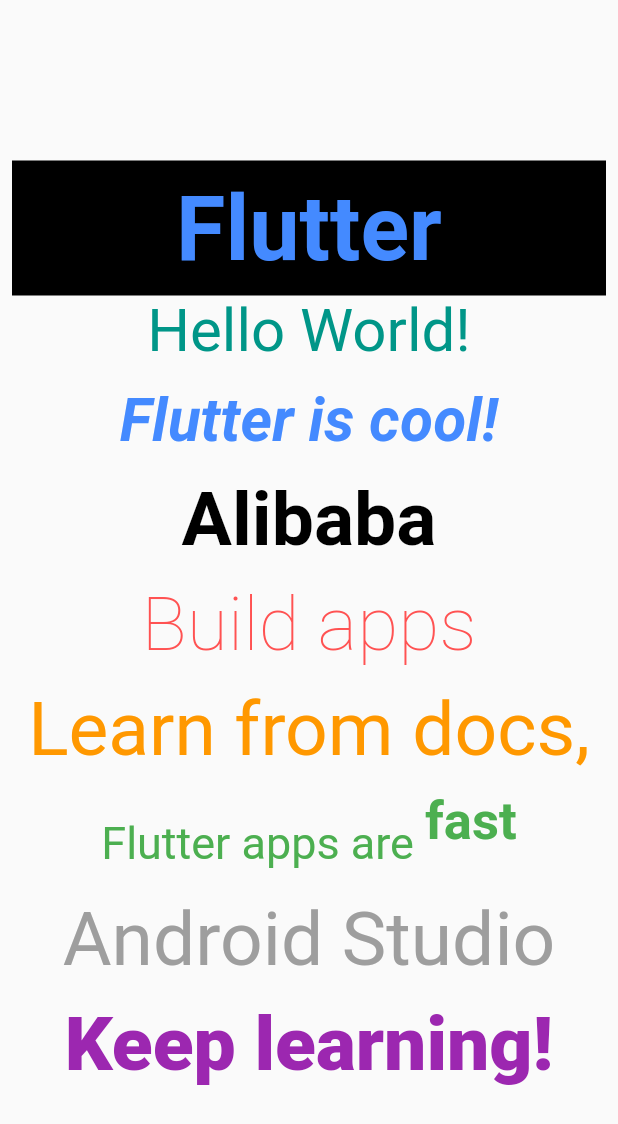
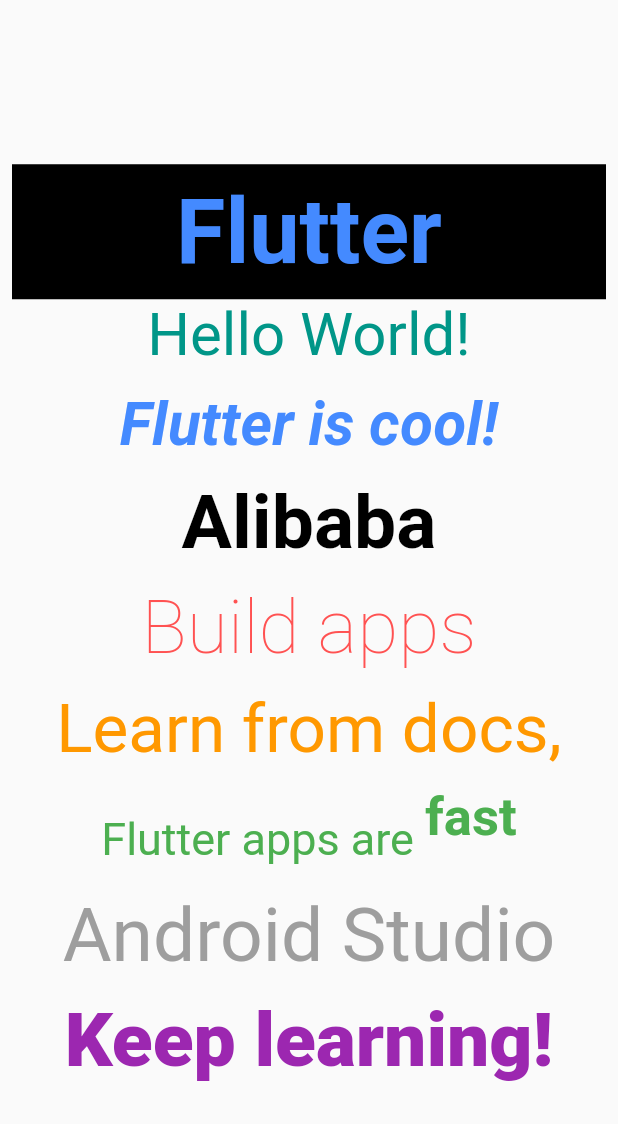
Before and after one commit to akshatAgain/animated_text_kit_flutter, a Flutter app: the screen it shows after launch, on a phone screen of 412 x 824 dp. Shown: the top 1124 px of the screen. Run offline on Flutter 3.47's test engine with Material 2 defaults, Android fonts, the phone set to English and light mode, and no system bars; drawn by our look-alikes of animated_text_kit.

Commit message:
Update main.dart

```diff
--- a/lib/main.dart
+++ b/lib/main.dart
@@ -150,11 +150,11 @@ class _AnimationExampleState extends State<AnimationExample> {
                   ),
                 ),
                 SizedBox(
-                  height: 70,
+                  height: 65,
                   child: DefaultTextStyle(
                     style: TextStyle(
                       color: Colors.orange,
-                      fontSize: 50,
+                      fontSize: 45,
                     ),
                     child: AnimatedTextKit(
                       repeatForever: true,
```
